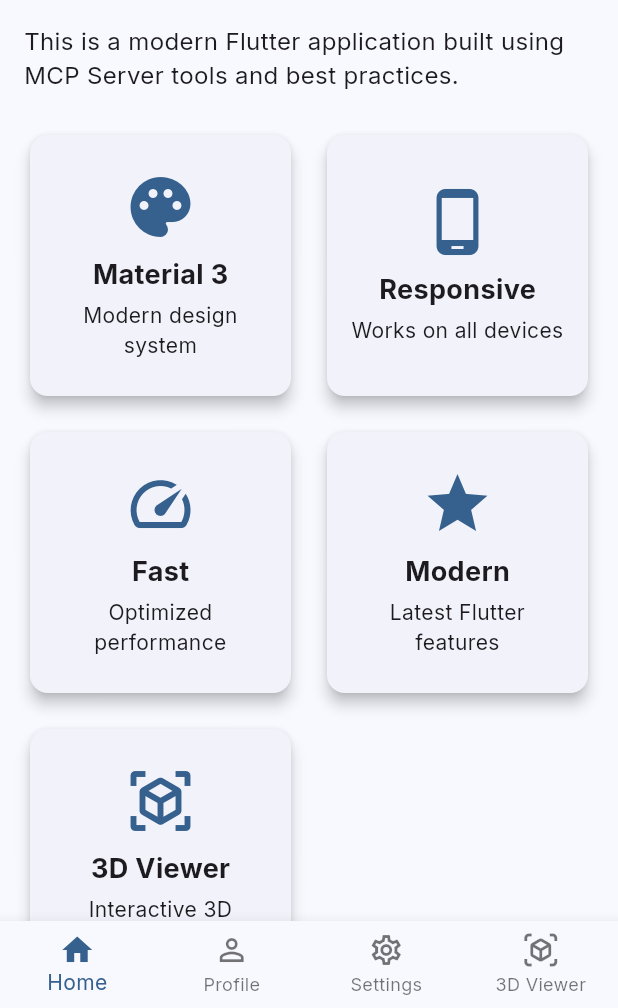
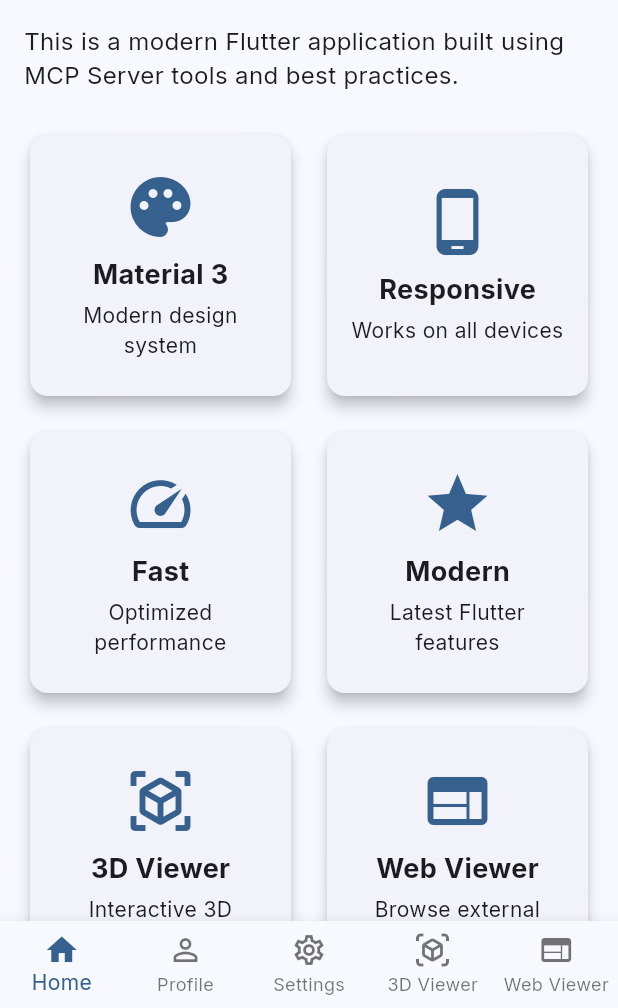
Before and after one commit to tigercoxgithub/flutter-app-demo, a Flutter app: the screen it shows after launch, on a phone screen of 412 x 824 dp, the part 228-1236 px from its top. Run offline on Flutter 3.47's test engine with Material 3 defaults, Android fonts, the phone set to English and light mode, and no system bars; our stand-ins replace flutter_riverpod, gap, go_router, google_fonts, universal_platform; missing offline and left inert: flutter_3d_controller, flutter_inappwebview.

Commit message:
feat: add WebView feature with flutter_inappwebview
- Add flutter_inappwebview dependency (v6.1.5)
- Configure web support with web_support.js script
- Create WebView page displaying example.com
- Add /webview route to app router
- Update main navigation with Web Viewer tab
- Add Web Viewer card to home page
- Include loading indicators and error handling

```diff
--- a/lib/core/router/app_router.dart
+++ b/lib/core/router/app_router.dart
@@ -5,6 +5,7 @@ import '../../features/home/presentation/pages/home_page.dart';
 import '../../features/profile/presentation/pages/profile_page.dart';
 import '../../features/settings/presentation/pages/settings_page.dart';
 import '../../features/3d_viewer/presentation/pages/viewer_3d_page.dart';
+import '../../features/webview/presentation/pages/webview_page.dart';
 import '../../shared/presentation/pages/main_layout.dart';
 
 final appRouterProvider = Provider<GoRouter>((ref) {
@@ -36,6 +37,11 @@ final appRouterProvider = Provider<GoRouter>((ref) {
             name: '3d-viewer',
             builder: (context, state) => const Viewer3DPage(),
           ),
+          GoRoute(
+            path: '/webview',
+            name: 'webview',
+            builder: (context, state) => const WebViewPage(),
+          ),
         ],
       ),
     ],
--- a/lib/features/home/presentation/pages/home_page.dart
+++ b/lib/features/home/presentation/pages/home_page.dart
@@ -68,6 +68,13 @@ class HomePage extends StatelessWidget {
                   'Interactive 3D models',
                   onTap: () => context.go('/3d-viewer'),
                 ),
+                _buildFeatureCard(
+                  context,
+                  'Web Viewer',
+                  Icons.web,
+                  'Browse external content',
+                  onTap: () => context.go('/webview'),
+                ),
               ],
             ),
           ],
--- a/lib/shared/presentation/pages/main_layout.dart
+++ b/lib/shared/presentation/pages/main_layout.dart
@@ -42,6 +42,11 @@ class MainLayout extends StatelessWidget {
                       selectedIcon: Icon(Icons.view_in_ar),
                       label: Text('3D Viewer'),
                     ),
+                    NavigationRailDestination(
+                      icon: Icon(Icons.web),
+                      selectedIcon: Icon(Icons.web),
+                      label: Text('Web Viewer'),
+                    ),
                   ],
                 ),
                 const VerticalDivider(thickness: 1, width: 1),
@@ -77,6 +82,11 @@ class MainLayout extends StatelessWidget {
                     activeIcon: Icon(Icons.view_in_ar),
                     label: '3D Viewer',
                   ),
+                  BottomNavigationBarItem(
+                    icon: Icon(Icons.web),
+                    activeIcon: Icon(Icons.web),
+                    label: 'Web Viewer',
+                  ),
                 ],
               ),
             );
@@ -97,6 +107,8 @@ class MainLayout extends StatelessWidget {
         return 2;
       case '/3d-viewer':
         return 3;
+      case '/webview':
+        return 4;
       default:
         return 0;
     }
@@ -116,6 +128,9 @@ class MainLayout extends StatelessWidget {
       case 3:
         context.go('/3d-viewer');
         break;
+      case 4:
+        context.go('/webview');
+        break;
     }
   }
 }
--- a/pubspec.yaml
+++ b/pubspec.yaml
@@ -33,6 +33,9 @@ dependencies:
   # Utilities
   logging: ^1.2.0
   flutter_3d_controller: ^2.3.0
+
+  # WebView
+  flutter_inappwebview: ^6.0.0
 
 dev_dependencies:
   flutter_test:
```
Also changed, not shown: lib/features/webview/presentation/pages/webview_page.dart (added, +120 -0 lines), pubspec.lock, 1 other file.
